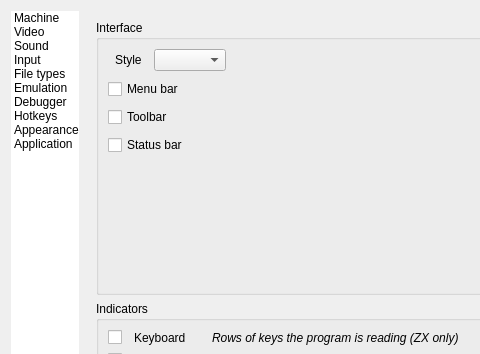
The window that ui/setupwin.ui (Volutar/xpeccy-plus) describes before a commit, drawn with Qt 5; both pictures show x 0 to 480 and y 0 to 354 of the 716 by 909 pixel window.
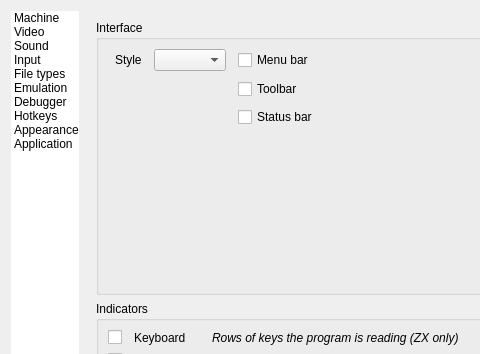
The same window after the commit. The open tabs and pages were chosen to show the change. Icons and pictures are not drawn. Custom widgets are drawn as their Qt base class.

Commit message: options: Interface in three columns - Style, the bars over the Indicators' descriptions, the window's switches in their rows

Diff of the .ui file:
```diff
--- a/ui/setupwin.ui
+++ b/ui/setupwin.ui
@@ -3640,11 +3640,14 @@
     </property>
     <layout class="QHBoxLayout" name="lookLayout">
      <item>
-      <layout class="QVBoxLayout" name="lookLeft">
-       <property name="spacing">
+      <layout class="QGridLayout" name="gridLayout_look" columnstretch="0,0,1">
+       <property name="horizontalSpacing">
+        <number>12</number>
+       </property>
+       <property name="verticalSpacing">
         <number>8</number>
        </property>
-       <item>
+       <item row="0" column="0" colspan="2">
         <layout class="QHBoxLayout" name="styleRow">
          <property name="spacing">
           <number>0</number>
@@ -3703,7 +3706,7 @@
          </item>
         </layout>
        </item>
-       <item>
+       <item row="0" column="2">
         <widget class="QCheckBox" name="cbMenuBar">
          <property name="toolTip">
           <string>The menus over the picture</string>
@@ -3713,7 +3716,7 @@
          </property>
         </widget>
        </item>
-       <item>
+       <item row="1" column="2">
         <widget class="QCheckBox" name="cbToolBar">
          <property name="toolTip">
           <string>The buttons under the menus</string>
@@ -3723,7 +3726,7 @@
          </property>
         </widget>
        </item>
-       <item>
+       <item row="2" column="2">
         <widget class="QCheckBox" name="cbStatusBar">
          <property name="toolTip">
           <string>The line under the picture</string>
@@ -3733,7 +3736,7 @@
          </property>
         </widget>
        </item>
-       <item>
+       <item row="3" column="0" colspan="3">
         <spacer name="verticalSpacer_look">
          <property name="orientation">
           <enum>Qt::Vertical</enum>
```
The commit also changes 1 other file.
